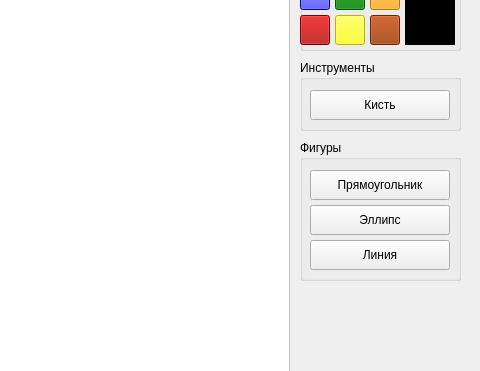
Old version of the form GraphicEditor.ui in the repository Killern1nd404/2025_PV231_VASILEVANDREY_3; both pictures show x 520 to 1000 and y 149 to 520 of the 1000 by 700 pixel window.
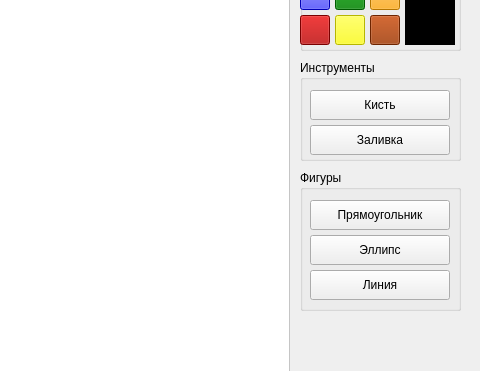
New version of the form.

```diff
--- a/GraphicEditor.ui
+++ b/GraphicEditor.ui
@@ -5436,7 +5436,7 @@
       <x>820</x>
       <y>190</y>
       <width>161</width>
-      <height>71</height>
+      <height>101</height>
      </rect>
     </property>
     <property name="title">
@@ -5461,12 +5461,31 @@
       <string>Кисть</string>
      </property>
     </widget>
+    <widget class="QPushButton" name="fillButton">
+     <property name="geometry">
+      <rect>
+       <x>10</x>
+       <y>65</y>
+       <width>140</width>
+       <height>30</height>
+      </rect>
+     </property>
+     <property name="sizePolicy">
+      <sizepolicy hsizetype="Fixed" vsizetype="Fixed">
+       <horstretch>0</horstretch>
+       <verstretch>0</verstretch>
+      </sizepolicy>
+     </property>
+     <property name="text">
+      <string>Заливка</string>
+     </property>
+    </widget>
    </widget>
    <widget class="QGroupBox" name="groupBox_3">
     <property name="geometry">
      <rect>
       <x>820</x>
-      <y>270</y>
+      <y>300</y>
       <width>161</width>
       <height>141</height>
      </rect>
```
